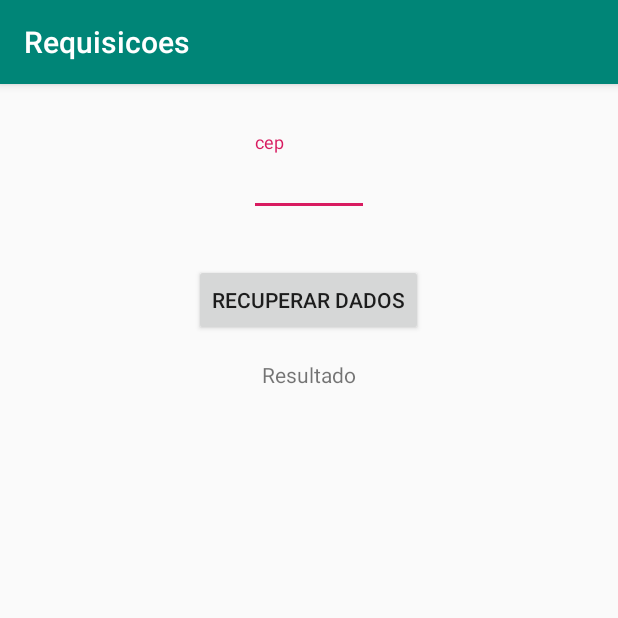
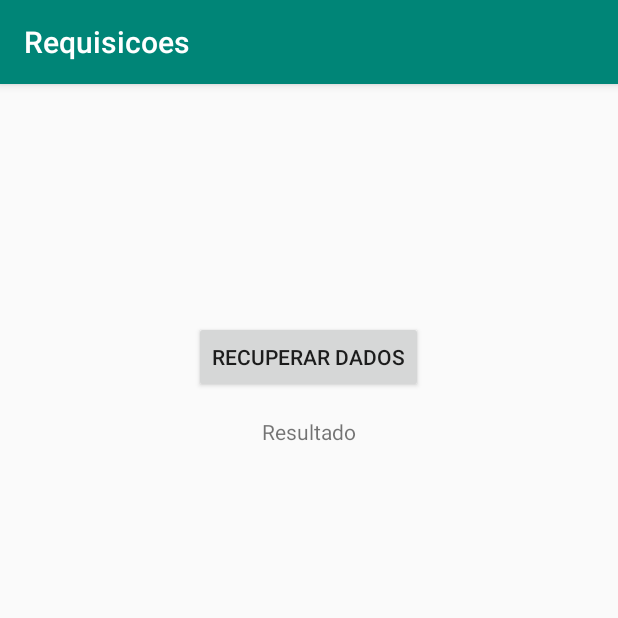
Before and after one commit to JeffLasa/ExerciciosUdemy, an Android app: the screen it shows after launch (MainActivity), after a tap on "RECUPERAR DADOS", on a phone screen of 412 x 824 dp, the top half of it. Run offline under Robolectric (Android 15) with nearby library versions, the phone set to English and light mode, and no system bars.

Commit message:
Recuperar Lista Retrofit

```diff
--- a/Requisicoes/app/src/main/java/com/example/requisicoes/MainActivity.java
+++ b/Requisicoes/app/src/main/java/com/example/requisicoes/MainActivity.java
@@ -1,25 +1,17 @@
 package com.example.requisicoes;
 
-import android.os.AsyncTask;
 import android.support.v7.app.AppCompatActivity;
 import android.os.Bundle;
+import android.util.Log;
 import android.view.View;
 import android.widget.Button;
 import android.widget.TextView;
 
-import com.example.requisicoes.api.CepService;
-import com.example.requisicoes.model.CEP;
+import com.example.requisicoes.api.DataService;
+import com.example.requisicoes.model.Fotos;
 
-import org.json.JSONException;
-import org.json.JSONObject;
-
-import java.io.BufferedReader;
-import java.io.IOException;
-import java.io.InputStream;
-import java.io.InputStreamReader;
-import java.net.HttpURLConnection;
-import java.net.MalformedURLException;
-import java.net.URL;
+import java.util.ArrayList;
+import java.util.List;
 
 import retrofit2.Call;
 import retrofit2.Callback;
@@ -31,8 +23,8 @@ public class MainActivity extends AppCompatActivity {
 
     private Button botaoRecuperar;
     private TextView textoResultado;
-    private TextView cepInputText;
     private  Retrofit retrofit;
+    private List<Fotos> listaDeFotos = new ArrayList<>();
 
 
     @Override
@@ -42,44 +34,44 @@ public class MainActivity extends AppCompatActivity {
 
         botaoRecuperar = findViewById(R.id.button_recuperar);
         textoResultado = findViewById(R.id.textResultado);
-        cepInputText = findViewById(R.id.cep_input_edit_text_id);
 
         retrofit = new Retrofit.Builder()
-                .baseUrl("https://viacep.com.br/ws/")
+                .baseUrl("https://jsonplaceholder.typicode.com")
                 .addConverterFactory(GsonConverterFactory.create())
                 .build();
 
         botaoRecuperar.setOnClickListener(new View.OnClickListener() {
             @Override
             public void onClick(View v) {
-                recuperarCepRetrofit();
+                recuperarListaRetrofit();
             }
         });
 
     }
 
-    private void recuperarCepRetrofit() {
+    private void recuperarListaRetrofit() {
 
-        String cep = cepInputText.getText().toString();
-        CepService cepService = retrofit.create ( CepService.class );
-        Call<CEP> call = cepService.recuperarCep(cep);
+        DataService service = retrofit.create(DataService.class);
+        Call<List<Fotos>> call = service.recuperarFotos();
 
-        call.enqueue(new Callback<CEP>() {
+        call.enqueue(new Callback<List<Fotos>>() {
             @Override
-            public void onResponse(Call<CEP> call, Response<CEP> response) {
+            public void onResponse(Call<List<Fotos>> call, Response<List<Fotos>> response) {
+                if (response.isSuccessful()){
+                    listaDeFotos = response.body();
 
-                if( response.isSuccessful()){
-                    CEP cep = response.body();
-                    textoResultado.setText( cep.getLogradouro()+" / "+cep.getComplemento()+" / "+
-                                            cep.getBairro()+" / "+cep.getLocalidade()+" / "+cep.getUf());
+                    for (int i=0; i<listaDeFotos.size();i++){
+                        Fotos fotos = listaDeFotos.get(i);
+                        Log.d("resultado","resultado"+ fotos.getId()+ " / " + fotos.getTitle());
+                    }
                 }
             }
 
             @Override
-            public void onFailure(Call<CEP> call, Throwable t) {
+            public void onFailure(Call<List<Fotos>> call, Throwable t) {
 
             }
         });
+
     }
-
 }
--- a/Requisicoes/app/src/main/java/com/example/requisicoes/api/CepService.java
+++ /dev/null
@@ -1,14 +0,0 @@
-package com.example.requisicoes.api;
-
-import com.example.requisicoes.model.CEP;
-
-import retrofit2.Call;
-import retrofit2.http.GET;
-import retrofit2.http.Path;
-
-public interface CepService {
-
-    @GET("{cep}/json/")
-    Call<CEP> recuperarCep(@Path("cep") String cep);
-
-}
--- /dev/null
+++ b/Requisicoes/app/src/main/java/com/example/requisicoes/api/DataService.java
@@ -0,0 +1,16 @@
+package com.example.requisicoes.api;
+
+import com.example.requisicoes.model.Fotos;
+import com.example.requisicoes.model.Postagens;
+
+import java.util.List;
+
+import retrofit2.Call;
+import retrofit2.http.GET;
+
+public interface DataService {
+
+    @GET("/photos")
+    Call<List<Fotos>> recuperarFotos();
+
+}
--- a/Requisicoes/app/src/main/res/layout/activity_main.xml
+++ b/Requisicoes/app/src/main/res/layout/activity_main.xml
@@ -6,37 +6,18 @@
     android:layout_height="match_parent"
     tools:context=".MainActivity">
 
-    <android.support.design.widget.TextInputLayout
-        android:id="@+id/textInputLayout"
-        android:layout_width="80dp"
-        android:layout_height="wrap_content"
-        android:layout_marginStart="64dp"
-        android:layout_marginTop="32dp"
-        android:layout_marginEnd="64dp"
-        app:layout_constraintEnd_toEndOf="parent"
-        app:layout_constraintStart_toStartOf="parent"
-        app:layout_constraintTop_toTopOf="parent">
-
-        <android.support.design.widget.TextInputEditText
-            android:id="@+id/cep_input_edit_text_id"
-            android:layout_width="match_parent"
-            android:layout_height="wrap_content"
-            android:hint="cep"
-            android:inputType="number" />
-    </android.support.design.widget.TextInputLayout>
-
     <Button
         android:id="@+id/button_recuperar"
         android:layout_width="wrap_content"
         android:layout_height="wrap_content"
-        android:layout_marginTop="32dp"
+        android:gravity="center"
         android:text="Recuperar Dados"
         app:layout_constraintBottom_toBottomOf="parent"
         app:layout_constraintEnd_toEndOf="parent"
         app:layout_constraintHorizontal_bias="0.498"
         app:layout_constraintStart_toStartOf="parent"
-        app:layout_constraintTop_toBottomOf="@+id/textInputLayout"
-        app:layout_constraintVertical_bias="0.0" />
+        app:layout_constraintTop_toTopOf="parent"
+        app:layout_constraintVertical_bias="0.219" />
 
     <TextView
         android:id="@+id/textResultado"
```
Also changed, not shown: Requisicoes/app/src/main/java/com/example/requisicoes/model/CEP.java (deleted, +0 -59 lines), Requisicoes/app/src/main/java/com/example/requisicoes/model/Fotos.java (added, +50 -0 lines), Requisicoes/app/src/main/java/com/example/requisicoes/model/Postagens.java (added, +40 -0 lines).
